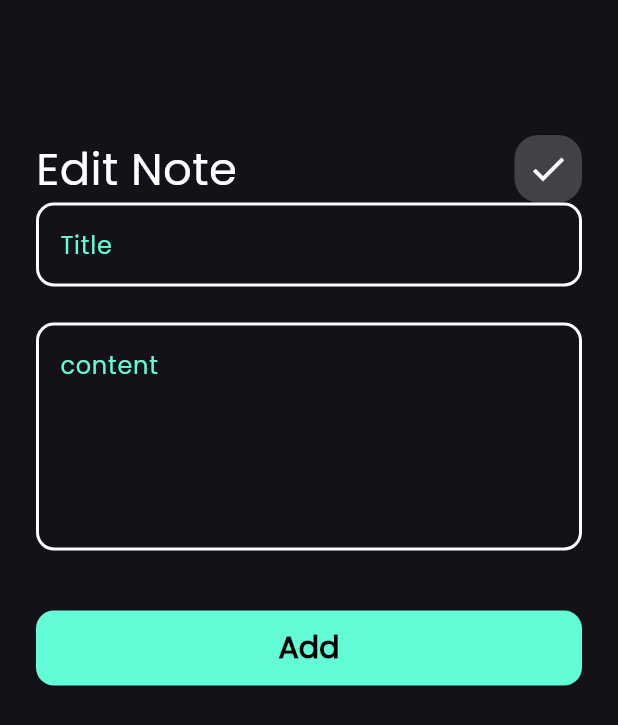
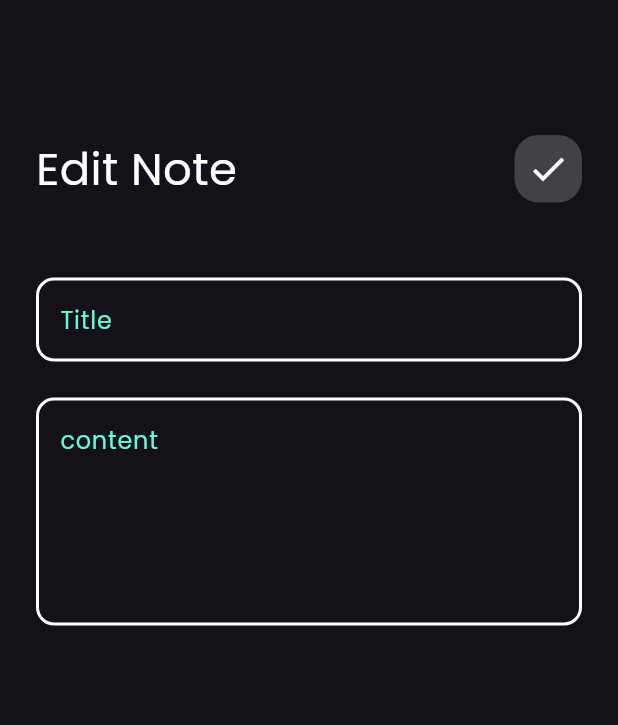
Before and after one commit to MoustafaAbdelrahimGaallouss/notes_app, a Flutter app: the screen it shows after launch, on a phone screen of 412 x 824 dp. Shown: the top 725 px of the screen. Run offline on Flutter 3.47's test engine with Material 3 defaults, Android fonts, the phone set to English and light mode, and no system bars; our stand-ins replace font_awesome_flutter.

Commit message:
end body of edit note view ui

```diff
--- a/lib/views/widget/edit_note_view_body.dart
+++ b/lib/views/widget/edit_note_view_body.dart
@@ -20,6 +20,9 @@ class EditNoteViewBody extends StatelessWidget {
             title: 'Edit Note',
             icon: Icons.done,
           ),
+          SizedBox(
+            height: 50,
+          ),
           customTextField(
             hintText: 'Title',
           ),
@@ -30,13 +33,6 @@ class EditNoteViewBody extends StatelessWidget {
             hintText: 'content',
             maxLines: 5,
           ),
-          SizedBox(
-            height: 40,
-          ),
-          customButton(),
-          SizedBox(
-            height: 24,
-          ),
         ],
       ),
     );
```
